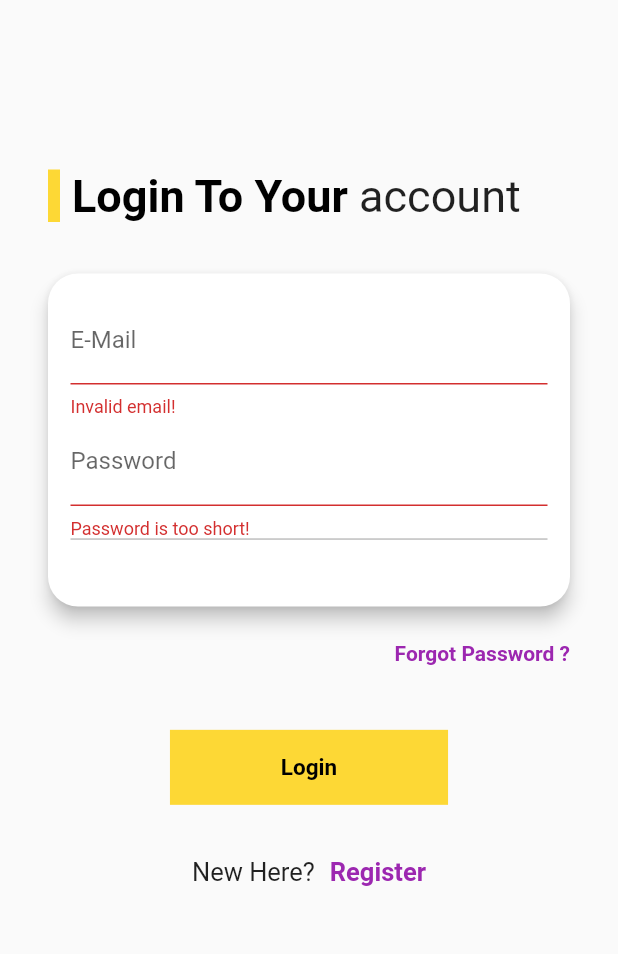
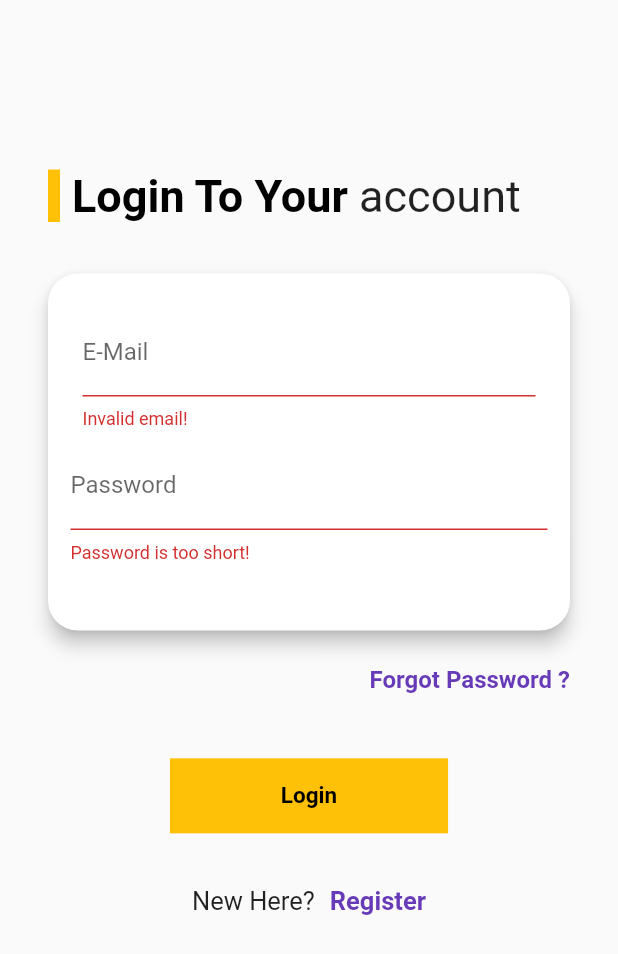
Before and after one commit to balad06/ChattingApp, a Flutter app: the screen it shows after launch, after a tap on "Login", on a phone screen of 412 x 824 dp. Shown: the top 954 px of the screen. Run offline on Flutter 3.47's test engine with Material 2 defaults, Android fonts, the phone set to English and light mode, and no system bars; our stand-ins replace cloud_firestore, firebase_auth, firebase_core, firebase_storage, image_picker; accounts and stored records are empty.

Commit message:
design changes and image picker

```diff
--- a/lib/login/loginScreen.dart
+++ b/lib/login/loginScreen.dart
@@ -1,9 +1,10 @@
 import 'package:ChattingApp/widgets/imagePicker.dart';
 import 'package:flutter/services.dart';
-
+import 'dart:io';
 import 'package:flutter/material.dart';
 import 'package:firebase_auth/firebase_auth.dart';
 import 'package:cloud_firestore/cloud_firestore.dart';
+import 'package:firebase_storage/firebase_storage.dart';
 
 enum AuthMode { Signup, Login }
 
@@ -23,15 +24,17 @@ class _LoginPageState extends State<LoginPage> {
     'username': '',
     'password': '',
   };
+  File _userImageFile;
+
   var _isLoading = false;
   final _passwordController = TextEditingController();
-
-  Widget _submitButton() {
+  final _scaffoldKey = GlobalKey<ScaffoldState>();
+  Widget _submitButton(BuildContext context) {
     return InkWell(
       hoverColor: Colors.purple[900],
       onTap: () {
         setState(() {});
-        _submit();
+        _submit(context);
       },
       child: Container(
         height: 50,
@@ -39,7 +42,7 @@ class _LoginPageState extends State<LoginPage> {
         padding: EdgeInsets.symmetric(vertical: 15),
         alignment: Alignment.center,
         decoration: BoxDecoration(
-          color: Colors.yellow[600],
+          color: Colors.amber,
         ),
         child: Text(
           _authMode == AuthMode.Login ? 'Login' : 'Register',
@@ -75,7 +78,7 @@ class _LoginPageState extends State<LoginPage> {
               child: Text(
                 'Register',
                 style: TextStyle(
-                    color: Colors.purple,
+                    color: Colors.deepPurple,
                     fontSize: 17,
                     fontWeight: FontWeight.bold),
               ),
@@ -105,9 +108,9 @@ class _LoginPageState extends State<LoginPage> {
                 _switchAuthMode();
               },
               child: Text(
-                'Login',
+                'Login here',
                 style: TextStyle(
-                    color: Colors.purple,
+                    color: Colors.deepPurple,
                     fontSize: 17,
                     fontWeight: FontWeight.bold),
               ),
@@ -149,9 +152,12 @@ class _LoginPageState extends State<LoginPage> {
     );
   }
 
-  Future<void> _submit() async {
+  void _pickedImage(File image) {
+    _userImageFile = image;
+  }
+
+  void _submit(BuildContext context) async {
     if (!_formKey.currentState.validate()) {
-      // Invalid!
       return;
     }
     FocusScope.of(context).unfocus();
@@ -167,15 +173,25 @@ class _LoginPageState extends State<LoginPage> {
             email: _authData['email'].trim(),
             password: _authData['password'].trim());
       } else {
+        setState(() {
+          _isLoading = false;
+        });
+        if (_userImageFile == null) {
+          _scaffoldKey.currentState.showSnackBar(SnackBar(
+            content: Text('Please Pick a Image.'),
+          ));
+          return;
+        }
         userCredential = await _auth.createUserWithEmailAndPassword(
             email: _authData['email'].trim(),
             password: _authData['password'].trim());
+            FirebaseStorage.instance.ref();
         await FirebaseFirestore.instance
             .collection('users')
             .doc(userCredential.user.uid)
             .set({
           'username': _authData['username'],
-          'email': _authData['email']
+          'email': _authData['email'],
         });
       }
     } on PlatformException catch (error) {
@@ -217,9 +233,11 @@ class _LoginPageState extends State<LoginPage> {
               child: Column(
                 children: <Widget>[
                   _authMode == AuthMode.Signup
-                      ? UserImage()
+                      ? UserImage(_pickedImage)
                       : Container(),
-                  TextFormField(
+                  Padding(
+                    padding: const EdgeInsets.all(8.0),
+                    child: TextFormField(
                       key: ValueKey('email'),
                       decoration: InputDecoration(labelText: 'E-Mail'),
                       keyboardType: TextInputType.emailAddress,
@@ -235,8 +253,11 @@ class _LoginPageState extends State<LoginPage> {
                         print(_authData['email']);
                       },
                     ),
+                  ),
                   _authMode == AuthMode.Signup
-                      ? TextFormField(
+                      ? Padding(
+                        padding: const EdgeInsets.all(8.0),
+                        child: TextFormField(
                             enabled: _authMode == AuthMode.Signup,
                             key: ValueKey('user'),
                             decoration: InputDecoration(labelText: 'UserName'),
@@ -251,6 +272,7 @@ class _LoginPageState extends State<LoginPage> {
                               _authData['username'] = value;
                               print(_authData['username']);
                             },
+                          ),
                       )
                       : Container(),
                   TextFormField(
@@ -270,34 +292,33 @@ class _LoginPageState extends State<LoginPage> {
                       print(_authData['password']);
                     },
                   ),
-                  AnimatedContainer(
-                    constraints: BoxConstraints(
-                      minHeight: _authMode == AuthMode.Signup ? 60 : 0,
-                      maxHeight: _authMode == AuthMode.Signup ? 120 : 0,
-                    ),
-                    duration: Duration(milliseconds: 300),
-                    curve: Curves.easeIn,
-                    child: TextFormField(
-                      key: ValueKey('cnpass'),
-                      enabled: _authMode == AuthMode.Signup,
-                      decoration:
-                          InputDecoration(labelText: 'Confirm Password'),
-                      obscureText: true,
-                      validator: _authMode == AuthMode.Signup
-                          ? (value) {
-                              if (value != _passwordController.text) {
-                                return 'Passwords do not match!';
-                              } else {
-                                return null;
-                              }
-                            }
-                          : null,
-                    ),
-                  ),
+                  // AnimatedContainer(
+                  //   constraints: BoxConstraints(
+                  //     minHeight: _authMode == AuthMode.Signup ? 60 : 0,
+                  //     maxHeight: _authMode == AuthMode.Signup ? 120 : 0,
+                  //   ),
+                  //   duration: Duration(milliseconds: 300),
+                  //   curve: Curves.easeIn,
+                  //   child: TextFormField(
+                  //     key: ValueKey('cnpass'),
+                  //     enabled: _authMode == AuthMode.Signup,
+                  //     decoration:
+                  //         InputDecoration(labelText: 'Confirm Password'),
+                  //     obscureText: true,
+                  //     validator: _authMode == AuthMode.Signup
+                  //         ? (value) {
+                  //             if (value != _passwordController.text) {
+                  //               return 'Passwords do not match!';
+                  //             } else {
+                  //               return null;
+                  //             }
+                  //           }
+                  //         : null,
+                  //   ),
+                  // ),
                   SizedBox(
                     height: 30,
                   ),
-                  // if (_isLoading) CircularProgressIndicator()
                 ],
               ),
             ),
@@ -308,7 +329,6 @@ class _LoginPageState extends State<LoginPage> {
   }
 
   Widget checkboxorforgot() {
-    // String resetemail;
     if (_authMode == AuthMode.Login) {
       return Container(
         padding: EdgeInsets.symmetric(vertical: 10, horizontal: 12),
@@ -318,8 +338,8 @@ class _LoginPageState extends State<LoginPage> {
           child: Text(
             'Forgot Password ?',
             style: TextStyle(
-                color: Colors.purple,
-                fontSize: 14,
+                color: Colors.deepPurple,
+                fontSize: 16,
                 fontWeight: FontWeight.bold),
           ),
         ),
@@ -333,6 +353,7 @@ class _LoginPageState extends State<LoginPage> {
   Widget build(BuildContext context) {
     final height = MediaQuery.of(context).size.height;
     return Scaffold(
+      key: _scaffoldKey,
       body: Container(
         height: height,
         child: Stack(
@@ -345,7 +366,8 @@ class _LoginPageState extends State<LoginPage> {
                   mainAxisAlignment: MainAxisAlignment.center,
                   children: <Widget>[
                     _authMode == AuthMode.Login
-                            ? SizedBox(height: height * .125): SizedBox(height: height * .05),
+                        ? SizedBox(height: height * .125)
+                        : SizedBox(height: height * .05),
                     Container(
                         padding:
                             EdgeInsets.symmetric(vertical: 10, horizontal: 12),
@@ -354,7 +376,7 @@ class _LoginPageState extends State<LoginPage> {
                             ? Row(
                                 children: [
                                   Container(
-                                    color: Colors.yellow[600],
+                                    color: Colors.amber,
                                     height: 35,
                                     width: 8,
                                   ),
@@ -377,7 +399,7 @@ class _LoginPageState extends State<LoginPage> {
                             : Row(
                                 children: [
                                   Container(
-                                    color: Colors.yellow[600],
+                                    color: Colors.amber,
                                     height: 35,
                                     width: 8,
                                   ),
@@ -402,7 +424,9 @@ class _LoginPageState extends State<LoginPage> {
                     SizedBox(height: height * .0015),
                     checkboxorforgot(),
                     SizedBox(height: height * .04),
-                    _isLoading ? CircularProgressIndicator() : _submitButton(),
+                    _isLoading
+                        ? CircularProgressIndicator()
+                        : _submitButton(context),
                     _createAccountLabel(),
                   ],
                 ),
--- a/lib/main.dart
+++ b/lib/main.dart
@@ -17,7 +17,8 @@ class MyApp extends StatelessWidget {
       title: 'Flutter Demo',
       debugShowCheckedModeBanner: false,
       theme: ThemeData(
-        primarySwatch: Colors.blue,
+        primarySwatch: Colors.deepPurple,
+        accentColor: Colors.amber,
         visualDensity: VisualDensity.adaptivePlatformDensity,
       ),
       home: StreamBuilder(stream:FirebaseAuth.instance.authStateChanges() ,builder: (ctx,userSnapShot){
--- a/lib/widgets/new_message.dart
+++ b/lib/widgets/new_message.dart
@@ -43,7 +43,7 @@ class _NewMessageState extends State<NewMessage> {
             ),
           ),
           IconButton(
-            icon: Icon(Icons.send),
+            icon: Icon(Icons.send,color: _message.trim().isEmpty ?Colors.grey:Colors.amber),
             onPressed: _message.trim().isEmpty ? null : _sendMessage,
           ),
         ],
--- a/pubspec.yaml
+++ b/pubspec.yaml
@@ -27,6 +27,7 @@ dependencies:
   firebase_core: any
   firebase_auth: any
   image_picker: any
+  firebase_storage: any
 
 
   # The following adds the Cupertino Icons font to your application.
```
Also changed, not shown: lib/pages/chatScreen.dart (+11 -3 lines), lib/widgets/imagePicker.dart (+8 -2 lines), lib/widgets/message_bubble.dart (+38 -18 lines), lib/login/auth.dart (deleted), pubspec.lock. Lines whose indentation alone changed are shown as unchanged.
